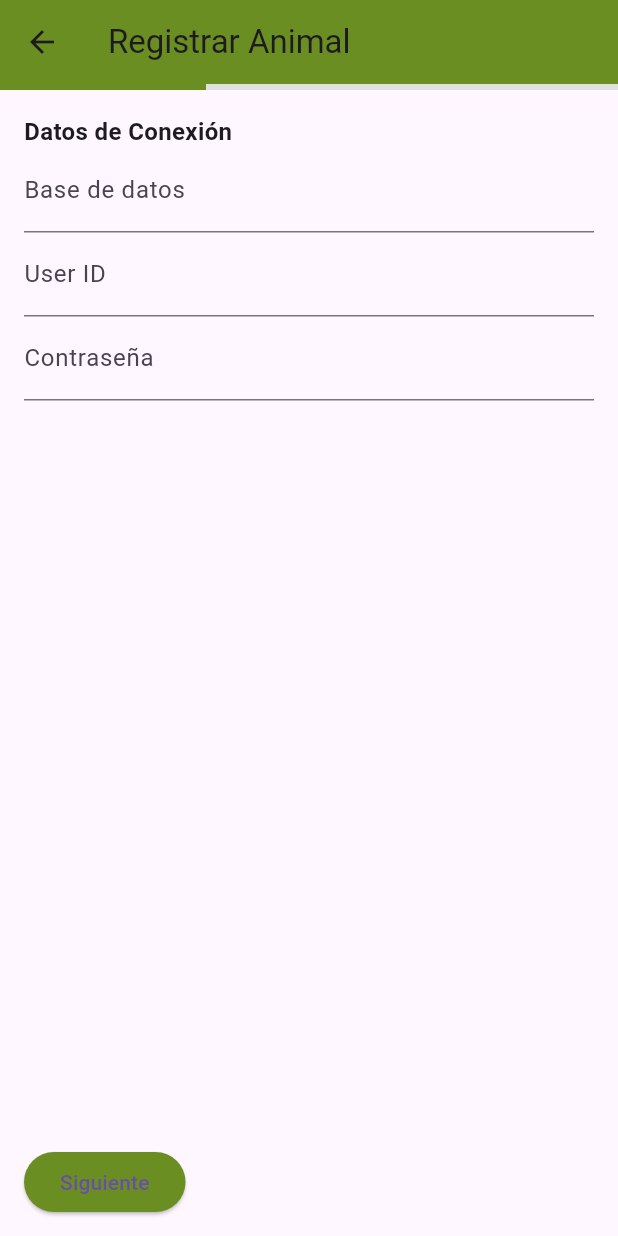
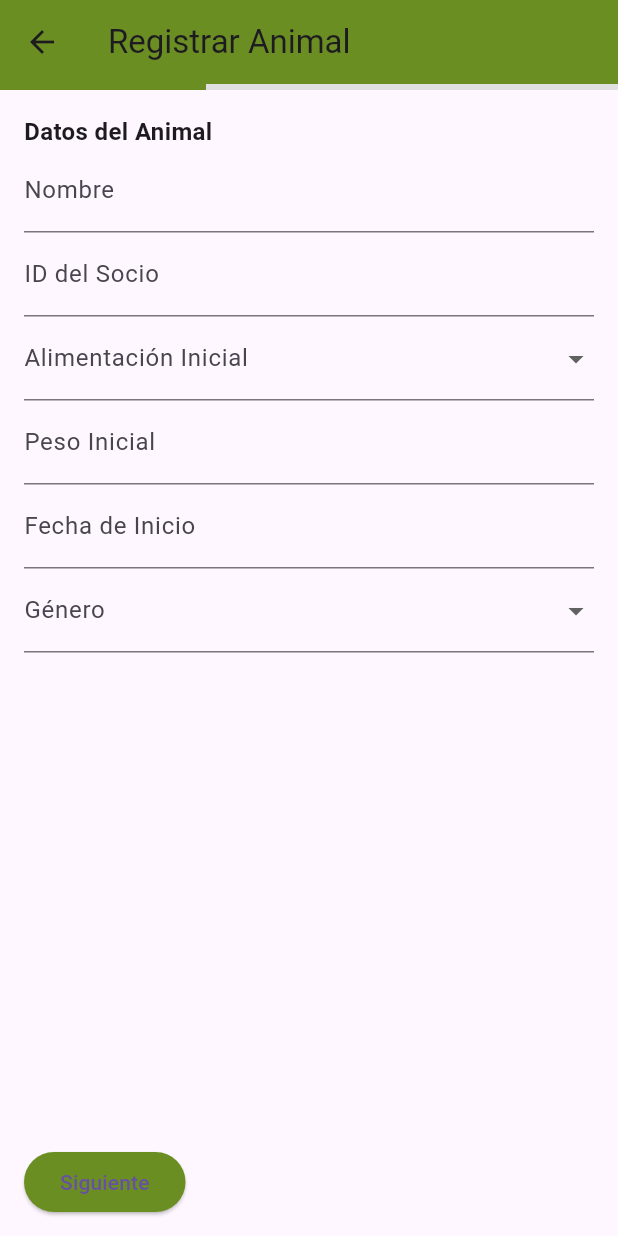
Before and after one commit to Gabriel3002-maker/ecuaranch_app, a Flutter app: the AnimalRegistrationScreen screen opened by its route, on a phone screen of 412 x 824 dp. Run offline on Flutter 3.47's test engine with Material 3 defaults, Android fonts, the light colour scheme and no system bars; our stand-ins replace easy_localization.

Commit message:
add: create a animal

```diff
--- /dev/null
+++ b/devtools_options.yaml
@@ -0,0 +1,3 @@
+description: This file stores settings for Dart & Flutter DevTools.
+documentation: https://docs.flutter.dev/tools/devtools/extensions#configure-extension-enablement-states
+extensions:
--- a/lib/views/dashboard/create_animals_views.dart
+++ b/lib/views/dashboard/create_animals_views.dart
@@ -7,7 +7,8 @@ class AnimalRegistrationScreen extends StatefulWidget {
   const AnimalRegistrationScreen({super.key});
 
   @override
-  State<AnimalRegistrationScreen> createState() => _AnimalRegistrationScreenState();
+  State<AnimalRegistrationScreen> createState() =>
+      _AnimalRegistrationScreenState();
 }
 
 class _AnimalRegistrationScreenState extends State<AnimalRegistrationScreen> {
@@ -29,16 +30,23 @@ class _AnimalRegistrationScreenState extends State<AnimalRegistrationScreen> {
   final _xStudioUserIdController = TextEditingController();
   final _xStudioValueController = TextEditingController();
 
+  String? _selectedAlimentacion;
+  String? _selectedGenero;
+  String? _selectedDestinadoa;
+  String? _selectedEstadoSalud;
+
   void _nextPage() {
     if (_currentPage < 2) {
-      _pageController.nextPage(duration: const Duration(milliseconds: 300), curve: Curves.easeInOut);
+      _pageController.nextPage(
+          duration: const Duration(milliseconds: 300), curve: Curves.easeInOut);
       setState(() => _currentPage++);
     }
   }
 
   void _previousPage() {
     if (_currentPage > 0) {
-      _pageController.previousPage(duration: const Duration(milliseconds: 300), curve: Curves.easeInOut);
+      _pageController.previousPage(
+          duration: const Duration(milliseconds: 300), curve: Curves.easeInOut);
       setState(() => _currentPage--);
     }
   }
@@ -53,10 +61,12 @@ class _AnimalRegistrationScreenState extends State<AnimalRegistrationScreen> {
       xName: _xNameController.text,
       xStudioPartnerId: _xStudioPartnerIdController.text,
       xStudioAlimentacionInicial1: _xStudioAlimentacionInicial1Controller.text,
-      xStudioPesoInicial: double.tryParse(_xStudioPesoInicialController.text) ?? 0.0,
+      xStudioPesoInicial:
+          double.tryParse(_xStudioPesoInicialController.text) ?? 0.0,
       xStudioDateStart: _xStudioDateStartController.text,
       xStudioGenero1: _xStudioGenero1Controller.text,
-      xStudioCharField18c1io38ib86: _xStudioCharField18c1io38ib86Controller.text,
+      xStudioCharField18c1io38ib86:
+          _xStudioCharField18c1io38ib86Controller.text,
       xStudioDestinadoA: _xStudioDestinadoAController.text,
       xStudioEstadoDeSalud1: _xStudioEstadoDeSalud1Controller.text,
       xStudioUserId: _xStudioUserIdController.text,
@@ -66,9 +76,11 @@ class _AnimalRegistrationScreenState extends State<AnimalRegistrationScreen> {
     await controller.createAnimal(animalDto);
 
     if (controller.errorMessage.isNotEmpty) {
-      ScaffoldMessenger.of(context).showSnackBar(SnackBar(content: Text(controller.errorMessage)));
+      ScaffoldMessenger.of(context)
+          .showSnackBar(SnackBar(content: Text(controller.errorMessage)));
     } else {
-      ScaffoldMessenger.of(context).showSnackBar(const SnackBar(content: Text('Animal registrado exitosamente')));
+      ScaffoldMessenger.of(context).showSnackBar(
+          const SnackBar(content: Text('Animal registrado exitosamente')));
       _clearForm();
       Navigator.pop(context);
     }
@@ -89,6 +101,9 @@ class _AnimalRegistrationScreenState extends State<AnimalRegistrationScreen> {
     _xStudioEstadoDeSalud1Controller.clear();
     _xStudioUserIdController.clear();
     _xStudioValueController.clear();
+    _selectedAlimentacion = null;
+    _selectedGenero = null;
+    setState(() {});
   }
 
   Widget _buildPage(List<Widget> fields) {
@@ -100,7 +115,7 @@ class _AnimalRegistrationScreenState extends State<AnimalRegistrationScreen> {
 
   @override
   Widget build(BuildContext context) {
-    final themeColor = const Color(0xFF6B8E23); // Verde oliva
+    const themeColor = Color(0xFF6B8E23); // Verde oliva
 
     return Scaffold(
       appBar: AppBar(
@@ -122,48 +137,162 @@ class _AnimalRegistrationScreenState extends State<AnimalRegistrationScreen> {
                   physics: const NeverScrollableScrollPhysics(),
                   children: [
                     _buildPage([
-                      const Text('Datos de Conexión', style: TextStyle(fontWeight: FontWeight.bold, fontSize: 16)),
-                      TextField(controller: _dbController, decoration: const InputDecoration(labelText: 'Base de datos')),
-                      TextField(controller: _userIdController, decoration: const InputDecoration(labelText: 'User ID'), keyboardType: TextInputType.number),
-                      TextField(controller: _passwordController, decoration: const InputDecoration(labelText: 'Contraseña'), obscureText: true),
+                      const Text('Datos del Animal',
+                          style: TextStyle(
+                              fontWeight: FontWeight.bold, fontSize: 16)),
+                      TextField(
+                          controller: _xNameController,
+                          decoration:
+                              const InputDecoration(labelText: 'Nombre')),
+                      TextField(
+                          controller: _xStudioPartnerIdController,
+                          decoration:
+                              const InputDecoration(labelText: 'ID del Socio')),
+
+                      // Dropdown: Alimentación Inicial
+                      DropdownButtonFormField<String>(
+                        value: _selectedAlimentacion,
+                        decoration: const InputDecoration(
+                            labelText: 'Alimentación Inicial'),
+                        items: const [
+                          DropdownMenuItem(
+                              value: 'Leche', child: Text('Leche')),
+                          DropdownMenuItem(
+                              value: 'Pasto',
+                              child: Text('Pasto')),
+                          DropdownMenuItem(
+                              value: 'Balanceado', child: Text('Balanceado')),
+                        ],
+                        onChanged: (value) {
+                          setState(() {
+                            _selectedAlimentacion = value;
+                            _xStudioAlimentacionInicial1Controller.text =
+                                value!;
+                          });
+                        },
+                      ),
+
+                      TextField(
+                          controller: _xStudioPesoInicialController,
+                          decoration:
+                              const InputDecoration(labelText: 'Peso Inicial'),
+                          keyboardType: TextInputType.number),
+                      TextField(
+                          controller: _xStudioDateStartController,
+                          decoration: const InputDecoration(
+                              labelText: 'Fecha de Inicio')),
+
+                      // Dropdown: Género
+                      DropdownButtonFormField<String>(
+                        value: _selectedGenero,
+                        decoration: const InputDecoration(labelText: 'Género'),
+                        items: const [
+                          DropdownMenuItem(
+                              value: 'Macho', child: Text('Macho')),
+                          DropdownMenuItem(
+                              value: 'Hembra', child: Text('Hembra')),
+                        ],
+                        onChanged: (value) {
+                          setState(() {
+                            _selectedGenero = value;
+                            _xStudioGenero1Controller.text = value!;
+                          });
+                        },
+                      ),
                     ]),
                     _buildPage([
-                      const Text('Datos del Animal', style: TextStyle(fontWeight: FontWeight.bold, fontSize: 16)),
-                      TextField(controller: _xNameController, decoration: const InputDecoration(labelText: 'Nombre')),
-                      TextField(controller: _xStudioPartnerIdController, decoration: const InputDecoration(labelText: 'ID del Socio')),
-                      TextField(controller: _xStudioAlimentacionInicial1Controller, decoration: const InputDecoration(labelText: 'Alimentación Inicial')),
-                      TextField(controller: _xStudioPesoInicialController, decoration: const InputDecoration(labelText: 'Peso Inicial'), keyboardType: TextInputType.number),
-                      TextField(controller: _xStudioDateStartController, decoration: const InputDecoration(labelText: 'Fecha de Inicio')),
-                      TextField(controller: _xStudioGenero1Controller, decoration: const InputDecoration(labelText: 'Género')),
-                    ]),
-                    _buildPage([
-                      const Text('Salud y Estado', style: TextStyle(fontWeight: FontWeight.bold, fontSize: 16)),
-                      TextField(controller: _xStudioCharField18c1io38ib86Controller, decoration: const InputDecoration(labelText: 'Código de Identificación')),
-                      TextField(controller: _xStudioDestinadoAController, decoration: const InputDecoration(labelText: 'Destinado A')),
-                      TextField(controller: _xStudioEstadoDeSalud1Controller, decoration: const InputDecoration(labelText: 'Estado de Salud')),
-                      TextField(controller: _xStudioUserIdController, decoration: const InputDecoration(labelText: 'ID Usuario')),
-                      TextField(controller: _xStudioValueController, decoration: const InputDecoration(labelText: 'Valor'), keyboardType: TextInputType.number),
+                      const Text('Salud y Estado',
+                          style: TextStyle(
+                              fontWeight: FontWeight.bold, fontSize: 16)),
+                      TextField(
+                          controller: _xStudioCharField18c1io38ib86Controller,
+                          decoration: const InputDecoration(
+                              labelText: 'Código de Identificación')),
+                      DropdownButtonFormField<String>(
+                        value: _selectedDestinadoa,
+                        decoration:
+                            const InputDecoration(labelText: 'Destinado A:'),
+                        items: const [
+                          DropdownMenuItem(
+                              value: 'Leche', child: Text('Leche')),
+                          DropdownMenuItem(
+                              value: 'Carne', child: Text('Carne')),
+                          DropdownMenuItem(
+                              value: 'Semental', child: Text('Semental')),
+                          DropdownMenuItem(
+                              value: 'Reproductora',
+                              child: Text('Reproductora')),
+                        ],
+                        onChanged: (value) {
+                          setState(() {
+                            _selectedDestinadoa = value;
+                            _xStudioDestinadoAController.text = value!;
+                          });
+                        },
+                      ),
+                      DropdownButtonFormField<String>(
+                        value: _selectedEstadoSalud,
+                        decoration:
+                            const InputDecoration(labelText: 'Estado de Salud'),
+                        items: const [
+                          DropdownMenuItem(
+                              value: 'Optima',
+                              child: Text('Optima')),
+                          DropdownMenuItem(
+                              value: 'Moderado',
+                              child: Text('Moderado')),
+                          DropdownMenuItem(
+                              value: 'Desnutricion',
+                              child: Text('Desnutricion')),
+                          DropdownMenuItem(
+                              value: 'Grave',
+                              child: Text('Grave')),
+                          DropdownMenuItem(
+                              value: 'Recuperacion',
+                              child: Text('Recuperacion')),
+                        ],
+                        onChanged: (value) {
+                          setState(() {
+                            _selectedEstadoSalud = value;
+                            _xStudioEstadoDeSalud1Controller.text = value!;
+                          });
+                        },
+                      ),
+                      TextField(
+                          controller: _xStudioUserIdController,
+                          decoration:
+                              const InputDecoration(labelText: 'ID Usuario')),
+                      TextField(
+                          controller: _xStudioValueController,
+                          decoration: const InputDecoration(labelText: 'Valor'),
+                          keyboardType: TextInputType.number),
                     ]),
                   ],
                 ),
               ),
               Padding(
-                padding: const EdgeInsets.symmetric(horizontal: 16.0, vertical: 12),
+                padding:
+                    const EdgeInsets.symmetric(horizontal: 16.0, vertical: 12),
                 child: Row(
                   mainAxisAlignment: MainAxisAlignment.spaceBetween,
                   children: [
                     if (_currentPage > 0)
                       ElevatedButton(
                         onPressed: _previousPage,
-                        style: ElevatedButton.styleFrom(backgroundColor: Colors.grey),
+                        style: ElevatedButton.styleFrom(
+                            backgroundColor: Colors.grey),
                         child: const Text('Atrás'),
                       ),
                     controller.isLoading
                         ? const CircularProgressIndicator()
                         : ElevatedButton(
-                            onPressed: _currentPage < 2 ? _nextPage : () => _submitForm(context),
-                            style: ElevatedButton.styleFrom(backgroundColor: themeColor),
-                            child: Text(_currentPage < 2 ? 'Siguiente' : 'Registrar'),
+                            onPressed: _currentPage < 2
+                                ? _nextPage
+                                : () => _submitForm(context),
+                            style: ElevatedButton.styleFrom(
+                                backgroundColor: themeColor),
+                            child: Text(
+                                _currentPage < 2 ? 'Siguiente' : 'Registrar'),
                           ),
                   ],
                 ),
```
Also changed, not shown: lib/controllers/dashboard/create_animals_controller.dart (+28 -7 lines), 4 other files.
